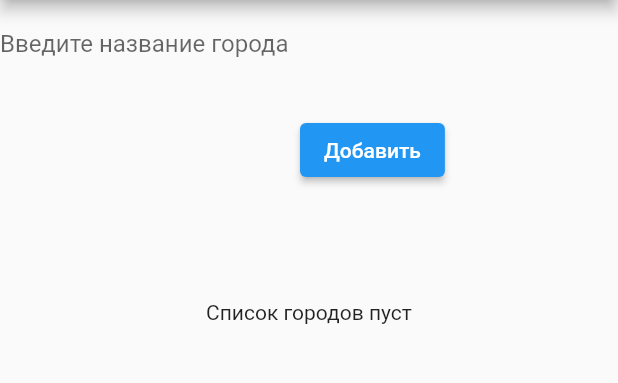
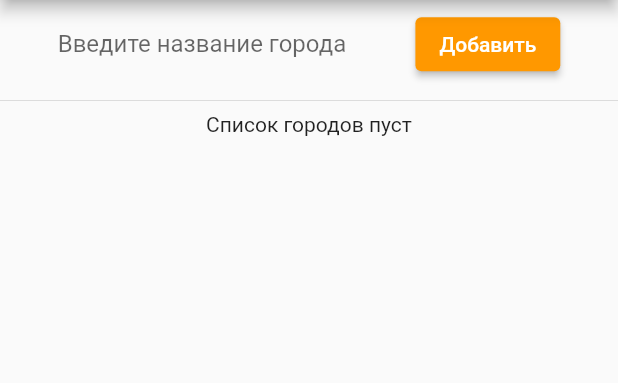
Before and after one commit to Hostridet/BusSchedule, a Flutter app: the CityPage screen opened by its route, after a tap on "Добавить", after a tap on the "delete" icon, on a phone screen of 412 x 824 dp, the part 84-467 px from its top. Run offline on Flutter 3.47's test engine with Material 2 defaults, Android fonts, the phone set to English and light mode, and no system bars; our stand-ins replace bloc, dropdown_search, flutter_bloc, new_gradient_app_bar, shared_preferences; accounts and stored records are empty.

Commit message:
обновил интерфейс

```diff
--- a/lib/bloc/bustype_bloc/bus_type_bloc.dart
+++ b/lib/bloc/bustype_bloc/bus_type_bloc.dart
@@ -23,8 +23,12 @@ class BusTypeBloc extends Bloc<BusTypeEvent, BusTypeState> {
       }
     });
     on<BusTypeAddEvent>((event, emit) async {
-      BusType type = BusType(id: event.id, type: event.type, range: event.range);
+      BusType type = BusType(id: await _busTypeRepository.getCount(), type: event.type, range: event.range);
       type.save();
+      add(BusTypeGetEvent());
+    });
+    on<BusTypeDeleteEvent>((event, emit) async {
+      event.busType.delete();
       add(BusTypeGetEvent());
     });
   }
--- a/lib/bloc/bustype_bloc/bus_type_event.dart
+++ b/lib/bloc/bustype_bloc/bus_type_event.dart
@@ -12,3 +12,9 @@ class BusTypeAddEvent extends BusTypeEvent {
 
   BusTypeAddEvent(this.id, this.type, this.range);
 }
+
+class  BusTypeDeleteEvent extends BusTypeEvent {
+  final BusType busType;
+
+  BusTypeDeleteEvent(this.busType);
+}
--- a/lib/user_interface/pages/CityPage.dart
+++ b/lib/user_interface/pages/CityPage.dart
@@ -74,15 +74,15 @@ class _CityPageState extends State<CityPage> {
                   return Column(
                     children: [
                       Row(
+                        mainAxisAlignment: MainAxisAlignment.spaceEvenly,
                         children: [
                           Container(
-                            height: 200,
                             width: 200,
                             child: TextField(
                               controller: nameController,
                               decoration: InputDecoration(
-                                  border: InputBorder.none,
-                                  labelText: 'Введите название города',
+                                border: InputBorder.none,
+                                labelText: 'Введите название города',
                               ),
                             ),
                           ),
@@ -92,10 +92,14 @@ class _CityPageState extends State<CityPage> {
                                     .add(AddCityEvent(state.cityList.length, nameController.text));
                                 nameController.clear();
                               },
+                              style: ElevatedButton.styleFrom(
+                                primary: Colors.orange,
+                              ),
                               child: Text("Добавить")
                           ),
                         ],
                       ),
+                      Divider(),
                       Center(child: Text("Список городов пуст")),
                     ],
                   );
@@ -138,6 +142,7 @@ class _CityPageState extends State<CityPage> {
                             return Card(
                               elevation: 1,
                               child: ListTile(
+                                leading: Icon(Icons.location_city),
                                 title: Text(state.cityList[index].name),
                                 trailing: IconButton(
                                   icon: Icon(Icons.delete),
```
Also changed, not shown: lib/user_interface/pages/BusPage.dart (+15 -4 lines), lib/user_interface/pages/BusTypePage.dart (+23 -12 lines).
